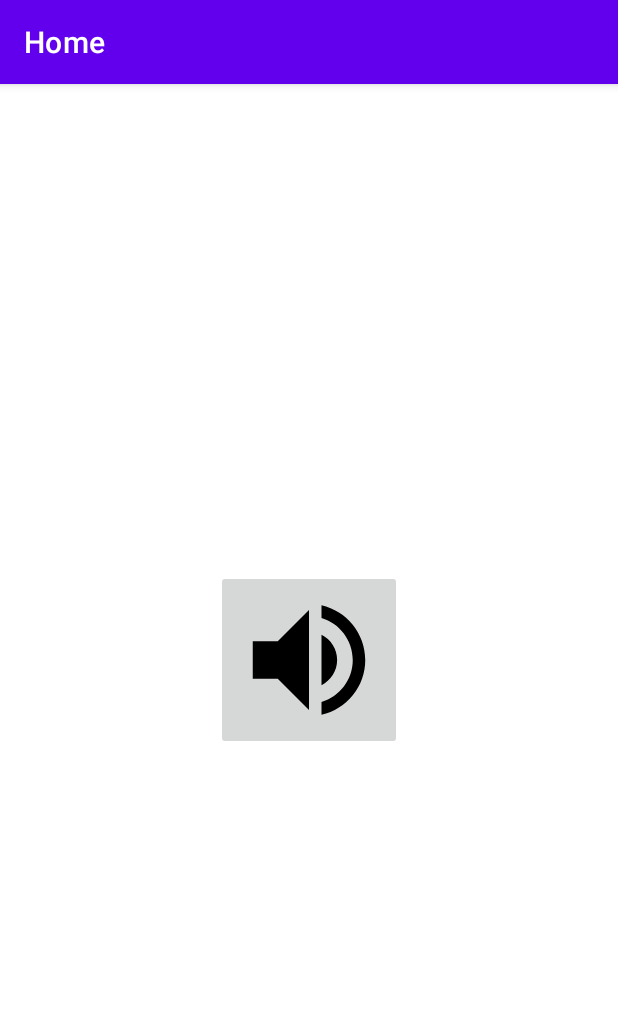
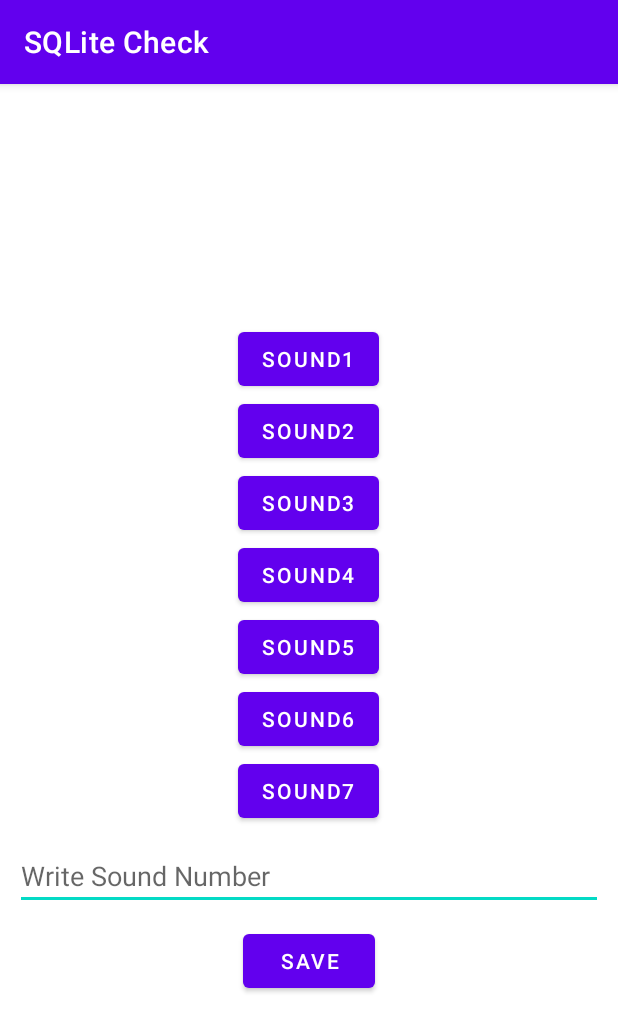
Before and after one commit to ydshinkk/SoundTest, an Android app: the screen it shows after launch (MainActivity before the commit, sound_sqlite after it), after a tap on an icon or button, on a phone screen of 412 x 824 dp. Shown: the top 1032 px of the screen. Run offline under Robolectric (Android 15) with nearby library versions, the phone set to English and light mode, and no system bars; 1 statement that could not run was skipped.

Commit message:
Write SQLite Code1 - 221213 00:46

```diff
--- a/app/src/main/AndroidManifest.xml
+++ b/app/src/main/AndroidManifest.xml
@@ -20,11 +20,19 @@
 
                 <category android:name="android.intent.category.LAUNCHER" />
             </intent-filter>
+        </activity>
+        <activity
+                android:name=".sound_sqlite"
+                android:exported="true">
+                <intent-filter>
+                    <action android:name="android.intent.action.MAIN" />
 
+                    <category android:name="android.intent.category.LAUNCHER" />
+                </intent-filter>
+        </activity>
             <meta-data
                 android:name="android.app.lib_name"
                 android:value="" />
-        </activity>
     </application>
 
 </manifest>
--- a/app/src/main/java/com/mobile/soundtest/MainActivity.java
+++ b/app/src/main/java/com/mobile/soundtest/MainActivity.java
@@ -2,13 +2,17 @@ package com.mobile.soundtest;
 
 import androidx.appcompat.app.AppCompatActivity;
 
+import android.content.Intent;
 import android.media.MediaPlayer;
 import android.os.Bundle;
 import android.view.View;
+import android.widget.Button;
 import android.widget.ImageButton;
 
 public class MainActivity extends AppCompatActivity {
 
+    Intent intent;
+    Button button;
     ImageButton imageButton;
 
     @Override
@@ -17,15 +21,24 @@ public class MainActivity extends AppCompatActivity {
         setContentView(R.layout.activity_main);
         setTitle("Home");
 
+        button = findViewById(R.id.btn_move);
+        button.setOnClickListener(new View.OnClickListener() {
+            @Override
+            public void onClick(View v) {
+
+            }
+        });
+
         imageButton = findViewById(R.id.btn_1);
-        MediaPlayer mediaPlayer = MediaPlayer.create(this, R.raw.sound1);
-
         imageButton.setOnClickListener(new View.OnClickListener() {
             @Override
             public void onClick(View v) {
-                mediaPlayer.start();
+                intent = new Intent(MainActivity.this, sound_sqlite.class);
+                startActivity(intent);
             }
         });
 
+
+
     }
 }
--- /dev/null
+++ b/app/src/main/java/com/mobile/soundtest/sound_sqlite.java
@@ -0,0 +1,71 @@
+package com.mobile.soundtest;
+
+import android.annotation.SuppressLint;
+import android.content.Context;
+import android.database.sqlite.SQLiteDatabase;
+import android.database.sqlite.SQLiteOpenHelper;
+import android.media.MediaPlayer;
+import android.os.Bundle;
+import android.view.View;
+import android.widget.Button;
+import android.widget.EditText;
+import android.widget.Toast;
+
+import androidx.appcompat.app.AppCompatActivity;
+
+public class sound_sqlite extends AppCompatActivity {
+
+    myDBHelper myDBHelper;
+    SQLiteDatabase sqlDB;
+    EditText et_saveName;
+    Button btn_save;
+    Button btn_sound1;
+
+    @Override
+    protected void onCreate(Bundle savedInstanceState) {
+        super.onCreate(savedInstanceState);
+        setContentView(R.layout.sound_sqlite);
+        setTitle("SQLite Check");
+
+        myDBHelper = new myDBHelper(this);
+        btn_save.setOnClickListener(new View.OnClickListener() {
+            @SuppressLint("WrongConstant")
+            @Override
+            public void onClick(View v) {
+                sqlDB = myDBHelper.getWritableDatabase();
+                sqlDB.execSQL("INSERT INTO DBSoundCheck VALUES ( '" + et_saveName.getText().toString() + "' , ");
+                sqlDB.close();
+                Toast.makeText(getApplicationContext(),"입력됨",0).show();
+            }
+        });
+
+        btn_sound1 = (Button) findViewById(R.id.btn_sound1);
+        MediaPlayer mediaPlayer = MediaPlayer.create(this, R.raw.sound1);
+        btn_sound1.setOnClickListener(new View.OnClickListener() {
+            @Override
+            public void onClick(View v) {
+                mediaPlayer.start();
+            }
+        });
+
+    }
+
+    public class myDBHelper extends SQLiteOpenHelper {
+
+        public myDBHelper(Context context) {
+            super(context, "DBSoundCheck", null, 1);
+        }
+
+        @Override
+        public void onCreate(SQLiteDatabase db) {
+            db.execSQL("CREATE TABLE DBSoundCheck ( sNumber INTEGER PRIMARY KEY);");
+        }
+
+        @Override
+        public void onUpgrade(SQLiteDatabase db, int oldVersion, int newVersion) {
+            db.execSQL("DROP TABLE IF EXISTS DBSoundCheck");
+            onCreate(db);
+        }
+    }
+
+}
--- a/app/src/main/res/layout/activity_main.xml
+++ b/app/src/main/res/layout/activity_main.xml
@@ -8,6 +8,12 @@
     android:orientation="vertical"
     tools:context=".MainActivity">
 
+    <Button
+        android:id="@+id/btn_move"
+        android:text="playButton"
+        android:layout_width="wrap_content"
+        android:layout_height="wrap_content" />
+
     <ImageButton
         android:id="@+id/btn_1"
         android:layout_width="wrap_content"
--- /dev/null
+++ b/app/src/main/res/layout/sound_sqlite.xml
@@ -0,0 +1,72 @@
+<?xml version="1.0" encoding="utf-8"?>
+<LinearLayout xmlns:android="http://schemas.android.com/apk/res/android"
+    android:layout_width="match_parent"
+    android:layout_height="match_parent"
+    xmlns:tools="http://schemas.android.com/tools"
+    android:gravity="center"
+    android:orientation="vertical"
+    tools:context=".sound_sqlite">
+
+    <Button
+        android:id="@+id/btn_sound1"
+        android:text="sound1"
+        android:layout_width="wrap_content"
+        android:layout_height="wrap_content" />
+    <!--s2212d01-->
+
+    <Button
+        android:id="@+id/btn_sound2"
+        android:text="sound2"
+        android:layout_width="wrap_content"
+        android:layout_height="wrap_content" />
+    <!--s2212d02-->
+
+    <Button
+        android:id="@+id/btn_sound3"
+        android:text="sound3"
+        android:layout_width="wrap_content"
+        android:layout_height="wrap_content" />
+    <!--s2212d03-->
+
+    <Button
+        android:id="@+id/btn_sound4"
+        android:text="sound4"
+        android:layout_width="wrap_content"
+        android:layout_height="wrap_content" />
+    <!--s2301d01-->
+
+    <Button
+        android:id="@+id/btn_sound5"
+        android:text="sound5"
+        android:layout_width="wrap_content"
+        android:layout_height="wrap_content" />
+    <!--s2301d02-->
+
+    <Button
+        android:id="@+id/btn_sound6"
+        android:text="sound6"
+        android:layout_width="wrap_content"
+        android:layout_height="wrap_content" />
+    <!--s2301d03-->
+
+    <Button
+        android:id="@+id/btn_sound7"
+        android:text="sound7"
+        android:layout_width="wrap_content"
+        android:layout_height="wrap_content" />
+    <!--s2301d04-->
+
+    <EditText
+        android:id="@+id/et_saveName"
+        android:layout_width="match_parent"
+        android:layout_height="wrap_content"
+        android:layout_margin="10dp"
+        android:hint="Write Sound Number" />
+
+    <Button
+        android:id="@+id/btn_save"
+        android:text="save"
+        android:layout_width="wrap_content"
+        android:layout_height="wrap_content" />
+
+</LinearLayout>
```
